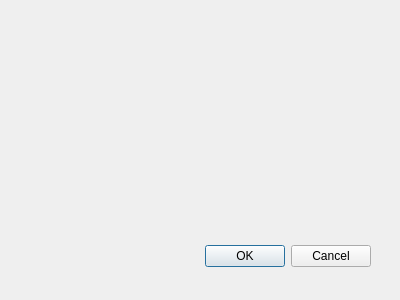
Before: the Qt Designer form ui/newcrosswordform.ui in Tw1ddle/Blind-Crossword-Editor, drawn with Qt 5.
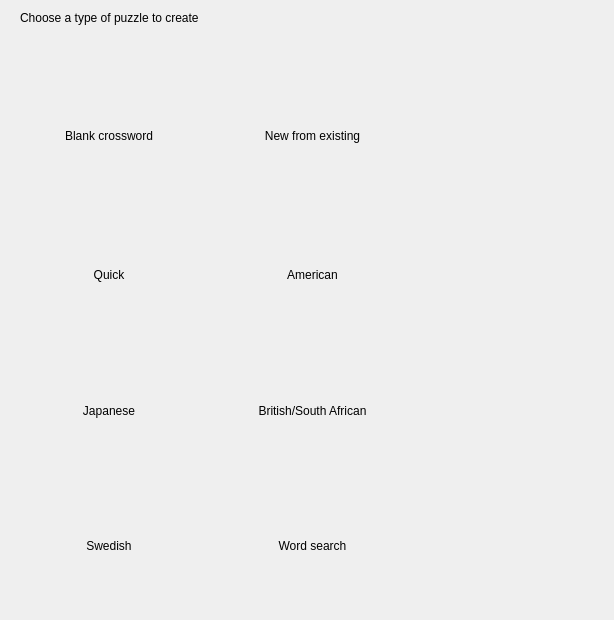
After: the same form once the commit is applied.

```diff
--- a/ui/newcrosswordform.ui
+++ b/ui/newcrosswordform.ui
@@ -3,32 +3,133 @@
  <comment></comment>
  <exportmacro></exportmacro>
  <class>Dialog</class>
- <widget class="QDialog" name="Dialog" >
-  <property name="geometry" >
+ <widget class="QDialog" name="Dialog">
+  <property name="geometry">
    <rect>
     <x>0</x>
     <y>0</y>
-    <width>400</width>
-    <height>300</height>
+    <width>614</width>
+    <height>620</height>
    </rect>
   </property>
   <property name="windowTitle" >
    <string>Dialog</string>
   </property>
-  <widget class="QDialogButtonBox" name="buttonBox" >
-   <property name="geometry" >
+  <widget class="QWidget" name="gridLayoutWidget">
+   <property name="geometry">
     <rect>
-     <x>30</x>
-     <y>240</y>
-     <width>341</width>
-     <height>32</height>
+     <x>10</x>
+     <y>210</y>
+     <width>401</width>
+     <height>401</height>
     </rect>
    </property>
-   <property name="orientation" >
-    <enum>Qt::Horizontal</enum>
+   <layout class="QGridLayout" name="gridLayout">
+    <item row="0" column="1">
+     <widget class="QLabel" name="american">
+      <property name="text">
+       <string>American</string>
+      </property>
+      <property name="alignment">
+       <set>Qt::AlignCenter</set>
+      </property>
+     </widget>
+    </item>
+    <item row="1" column="0">
+     <widget class="QLabel" name="japanese">
+      <property name="text">
+       <string>Japanese</string>
+      </property>
+      <property name="alignment">
+       <set>Qt::AlignCenter</set>
+      </property>
+     </widget>
+    </item>
+    <item row="0" column="0">
+     <widget class="QLabel" name="quick">
+      <property name="text">
+       <string>Quick</string>
+      </property>
+      <property name="alignment">
+       <set>Qt::AlignCenter</set>
+      </property>
+     </widget>
+    </item>
+    <item row="1" column="1">
+     <widget class="QLabel" name="british">
+      <property name="text">
+       <string>British/South African</string>
+      </property>
+      <property name="alignment">
+       <set>Qt::AlignCenter</set>
+      </property>
+     </widget>
+    </item>
+    <item row="2" column="1">
+     <widget class="QLabel" name="wordSearch">
+      <property name="text">
+       <string>Word search</string>
+      </property>
+      <property name="alignment">
+       <set>Qt::AlignCenter</set>
+      </property>
+     </widget>
+    </item>
+    <item row="2" column="0">
+     <widget class="QLabel" name="swedish">
+      <property name="text">
+       <string>Swedish</string>
+      </property>
+      <property name="alignment">
+       <set>Qt::AlignCenter</set>
+      </property>
+     </widget>
+    </item>
+   </layout>
+  </widget>
+  <widget class="QWidget" name="horizontalLayoutWidget">
+   <property name="geometry">
+    <rect>
+     <x>10</x>
+     <y>70</y>
+     <width>401</width>
+     <height>131</height>
+    </rect>
    </property>
-   <property name="standardButtons" >
-    <set>QDialogButtonBox::Cancel|QDialogButtonBox::Ok</set>
+   <layout class="QHBoxLayout" name="horizontalLayout">
+    <item>
+     <widget class="QLabel" name="blankCrossword">
+      <property name="text">
+       <string>Blank crossword</string>
+      </property>
+      <property name="alignment">
+       <set>Qt::AlignCenter</set>
+      </property>
+     </widget>
+    </item>
+    <item>
+     <widget class="QLabel" name="newFromExisting">
+      <property name="text">
+       <string>New from existing</string>
+      </property>
+      <property name="alignment">
+       <set>Qt::AlignCenter</set>
+      </property>
+     </widget>
+    </item>
+   </layout>
+  </widget>
+  <widget class="QLabel" name="actionDescription">
+   <property name="geometry">
+    <rect>
+     <x>20</x>
+     <y>10</y>
+     <width>381</width>
+     <height>16</height>
+    </rect>
+   </property>
+   <property name="text">
+    <string>Choose a type of puzzle to create</string>
    </property>
   </widget>
  </widget>
```
Left out of the diff: 44 changed lines with no effect on the pictures.
